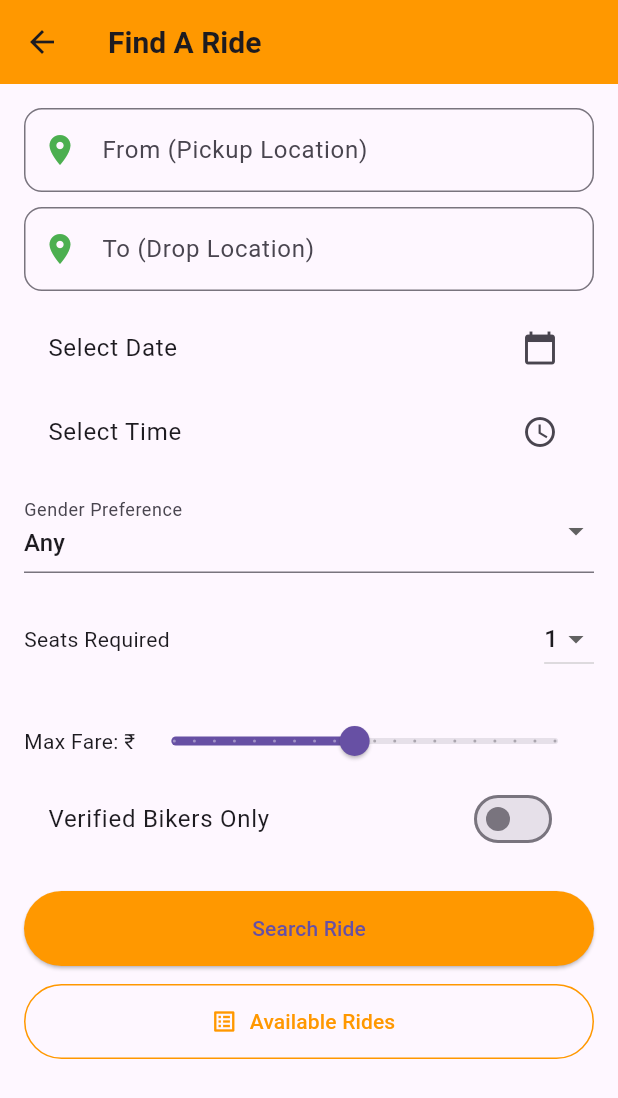
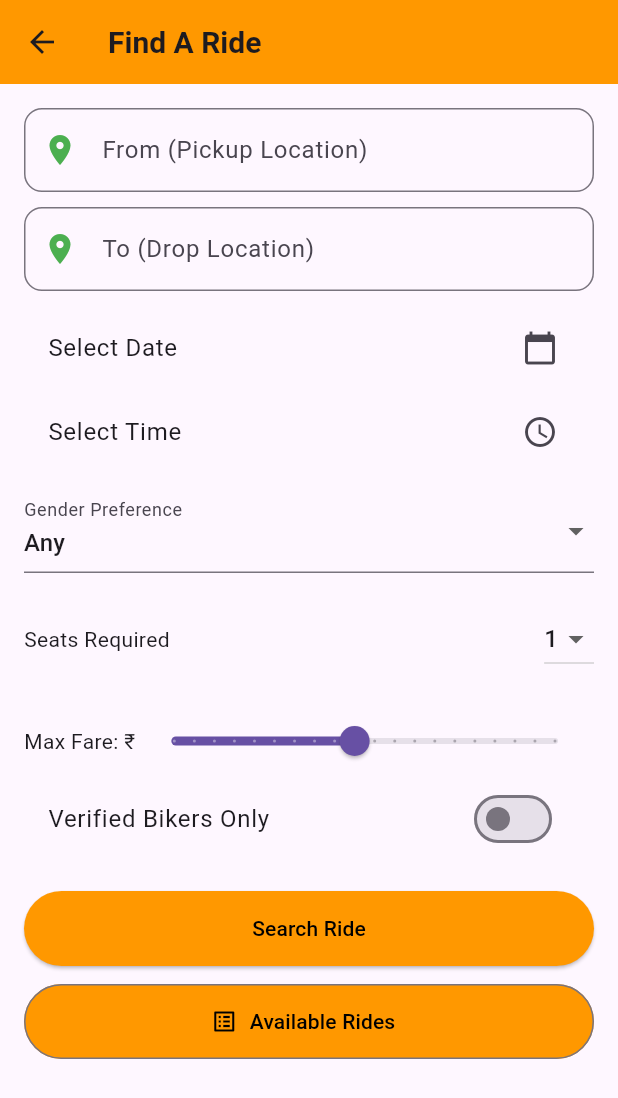
Before and after one commit to hemanthnethinti/ride_mate, a Flutter app: the screen it shows after launch, after a tap on "Need A Ride", on a phone screen of 412 x 824 dp. Shown: the top 1098 px of the screen. Run offline on Flutter 3.47's test engine with Material 3 defaults, Android fonts, the light colour scheme and no system bars; our stand-ins replace device_preview, firebase_auth, firebase_core, font_awesome_flutter, google_sign_in, lottie; missing offline and left inert: dart:js_interop, dart:ui_web; accounts and stored records are empty; network calls fail.

Commit message:
i changed the font colors

```diff
--- a/lib/find_ride_page.dart
+++ b/lib/find_ride_page.dart
@@ -160,7 +160,7 @@ class _FindRidePageState extends State<FindRidePage> {
                 backgroundColor: Colors.orange,
                 minimumSize: const Size(double.infinity, 50),
               ),
-              child: const Text("Search Ride"),
+              child: const Text("Search Ride",style: TextStyle(color: Colors.black),),
             ),
             const SizedBox(height: 12),
             OutlinedButton.icon(
@@ -177,8 +177,8 @@ class _FindRidePageState extends State<FindRidePage> {
               label: const Text("Available Rides"),
               style: OutlinedButton.styleFrom(
                 minimumSize: const Size(double.infinity, 50),
-                side: const BorderSide(color: Colors.orange),
-                foregroundColor: Colors.orange,
+                foregroundColor: const Color.fromARGB(255, 0, 0, 0),
+                backgroundColor: Colors.orange
               ),
             ),
           ],
--- a/lib/home_page.dart
+++ b/lib/home_page.dart
@@ -121,7 +121,7 @@ class _MyHomeState extends State<MyHome> {
                         backgroundColor: Colors.orange,
                         minimumSize: const Size(double.infinity, 50),
                       ),
-                      child: const Text('Offer A Ride'),
+                      child: const Text('Offer A Ride',style: TextStyle(color: Colors.black),),
                     ),
                     const SizedBox(height: 30),
                     Expanded(
@@ -185,7 +185,7 @@ class _MyHomeState extends State<MyHome> {
                         backgroundColor: Colors.orange,
                         minimumSize: const Size(double.infinity, 50),
                       ),
-                      child: const Text('Need A Ride'),
+                      child: const Text('Need A Ride',style: TextStyle(color: Colors.black),),
                     ),
                   ],
                 ),
--- a/lib/post_ride_page.dart
+++ b/lib/post_ride_page.dart
@@ -66,7 +66,9 @@ class _PostRidePageState extends State<PostRidePage> {
       child: Scaffold(
         backgroundColor: Colors.transparent,
         appBar: AppBar(
-          title: const Text("Map Your Route"),
+          title: const Text("Map Your Route",
+          style: TextStyle(fontSize: 20, fontWeight: FontWeight.bold),
+          ),
           backgroundColor: Colors.orange,
           leading: const BackButton(),
         ),
```
